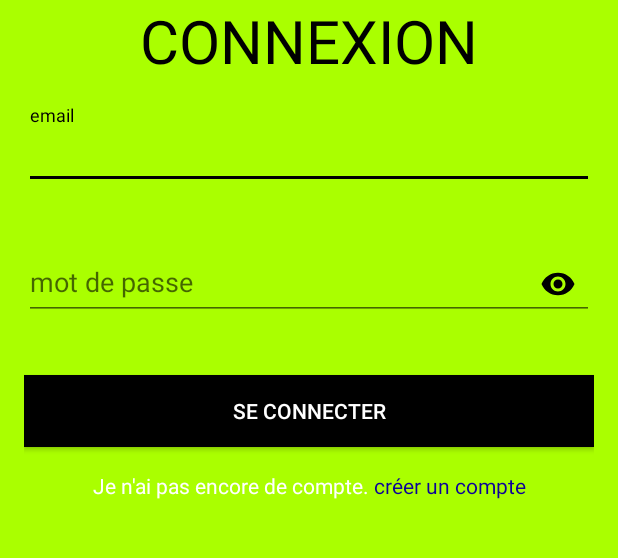
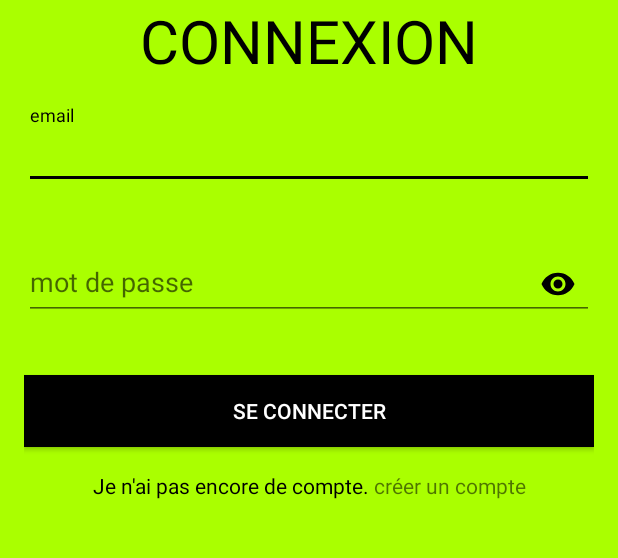
Before and after one commit to KevlinS/SportProject, an Android app: the screen it shows after launch (LoginActivity), on a phone screen of 412 x 824 dp, the part 473-1031 px from its top. Run offline under Robolectric (Android 15) with nearby library versions, the phone set to English and light mode, and no system bars.

Commit message:
Update Map

```diff
--- a/app/src/main/java/com/example/sportproject/AppDatabase.java
+++ b/app/src/main/java/com/example/sportproject/AppDatabase.java
@@ -3,8 +3,7 @@ package com.example.sportproject;
 
 import androidx.room.Database;
 import androidx.room.RoomDatabase;
-import androidx.room.migration.Migration;
-import androidx.sqlite.db.SupportSQLiteDatabase;
+
 
 @Database(entities = {Runningdata.class}, version =1,exportSchema = false)
 public abstract class AppDatabase extends RoomDatabase {
--- a/app/src/main/java/com/example/sportproject/LoginActivity.java
+++ b/app/src/main/java/com/example/sportproject/LoginActivity.java
@@ -76,7 +76,7 @@ public class LoginActivity extends AppCompatActivity {
     // pour TextView pas encore prises en charge dans Xml)
     private void initCreateAccountTextView() {
         TextView textViewCreateAccount = (TextView) findViewById(R.id.textViewCreateAccount);
-        textViewCreateAccount.setText(fromHtml("<font color='#ffffff'>Je n'ai pas encore de compte. </font><font color='#0c0099'>créer un compte</font>"));
+        textViewCreateAccount.setText(fromHtml("<font color='#000'>Je n'ai pas encore de compte. </font><font color='##be1010'>créer un compte</font>"));
         textViewCreateAccount.setOnClickListener(new View.OnClickListener() {
             @Override
             public void onClick(View view) {
```
Also changed, not shown: app/src/main/java/com/example/sportproject/DatabaseHelper.java (line endings or trailing spaces), app/src/main/java/com/example/sportproject/MainActivity.java (line endings or trailing spaces), app/src/main/java/com/example/sportproject/RegisterActivity.java (line endings or trailing spaces), app/src/main/java/com/example/sportproject/User.java (line endings or trailing spaces).
